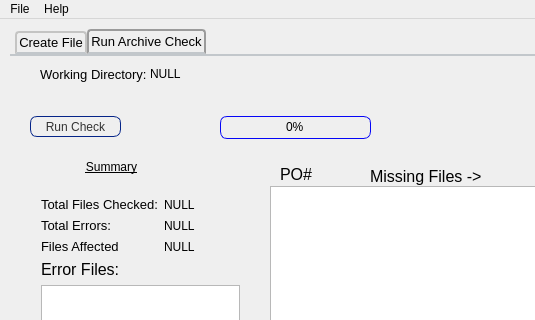
Before: the Qt Designer form WaExport/mainwindow.ui in qrcline/WAEX_File_Organizer, drawn with Qt 5; both pictures show x 0 to 535 and y 0 to 320 of the 1198 by 638 pixel window.
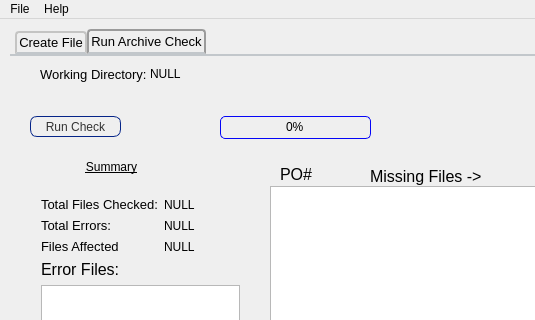
After: the same form once the commit is applied. The open tabs and pages were chosen to show the change. Icons and pictures are not drawn.

```diff
--- a/WaExport/mainwindow.ui
+++ b/WaExport/mainwindow.ui
@@ -103,19 +103,20 @@
 
 
 QProgressBar{
-border-radius:0;
+border-radius:1;
 text-align:center;
 color:FF0000;;
 background-color:transparent;
 border: 1px solid #0505f7;
-border-radius:7px;
+border-radius:5px;
 	font: 75 12pt &quot;Open Sans&quot;;
 
 }
 
 QProgressBar::chunk{
 background-color:#2d89ef;
-width:20px;
+width:10px;
+
 }</string>
   </property>
   <widget class="QWidget" name="centralWidget">
```
Left out of the diff: 4 changed lines with no effect on the pictures.
